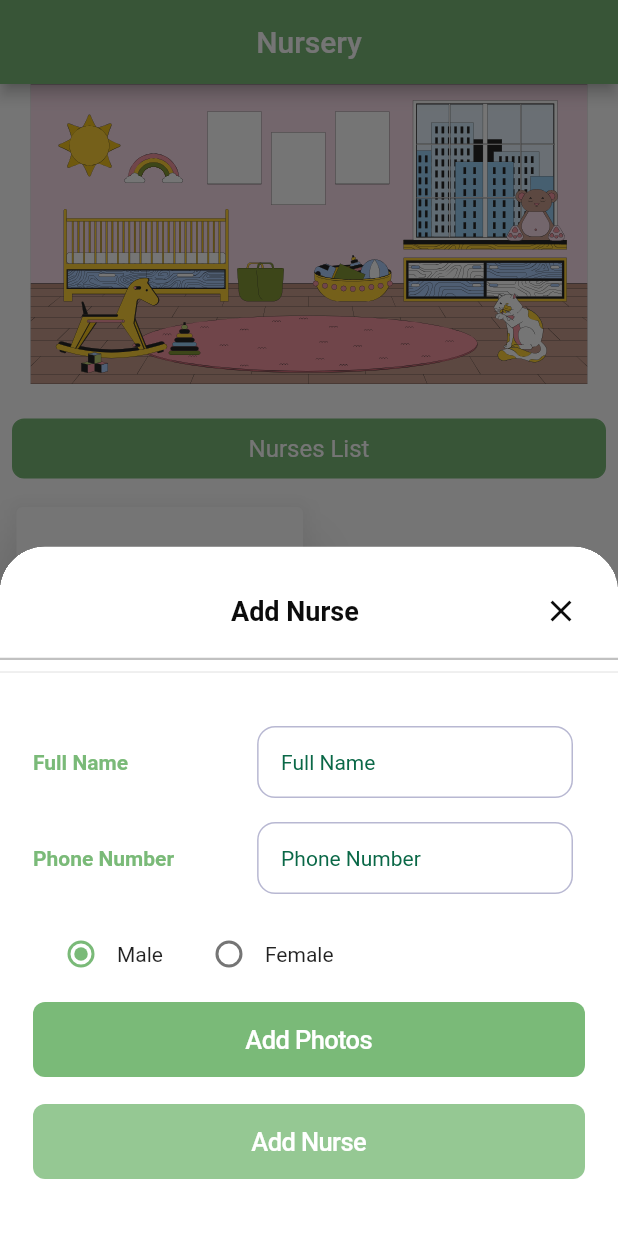
After one commit to rabukhader/nursery, a Flutter app: the HomePage screen opened directly, after a tap on the "add" icon, on a phone screen of 412 x 824 dp. The commit adds this screen. Run offline on Flutter 3.47's test engine with Material 3 defaults, Android fonts, the light colour scheme and no system bars; our stand-ins replace animate_do, another_flushbar, cloud_firestore, firebase_auth, firebase_core, firebase_storage and 9 more; accounts and stored records are empty; Roboto replaces fonts that are missing (Poppins).

Commit message:
add-fetch-nurses

```diff
--- a/lib/model/nurse.dart
+++ b/lib/model/nurse.dart
@@ -1,23 +1,20 @@
 class Nurse {
   Nurse({
     required this.id,
-    required this.email,
     required this.userNumber,
     required this.gender,
     required this.fullname,
-    required this.image,
+    this.image,
   });
 
   final String id;
-  String email;
-  String image;
+  String? image;
   int? userNumber;
   String? gender;
   String? fullname;
 
   factory Nurse.fromJson(Map<String, dynamic> json) => Nurse(
       id: json['id'],
-      email: json['email'],
       image: json['image'],
       userNumber: json['userNumber'],
       gender: json['gender'],
@@ -25,7 +22,6 @@ class Nurse {
 
   Map<String, dynamic> toJson() => {
         'id': id,
-        'email': email,
         'image': image,
         'userNumber': userNumber,
         'gender': gender,
--- a/lib/services/firebase_service.dart
+++ /dev/null
@@ -1,4 +0,0 @@
-class FirebaseService {
-  FirebaseService();
-
-}
--- /dev/null
+++ b/lib/services/firestore_service.dart
@@ -0,0 +1,40 @@
+import 'package:cloud_firestore/cloud_firestore.dart';
+import 'package:nursery/model/nurse.dart';
+import 'package:nursery/model/user.dart';
+
+class FirestoreService {
+  FirebaseFirestore firestore = FirebaseFirestore.instance;
+  FirestoreService();
+
+  Future<Map<String, dynamic>> getUserData({required String id}) async {
+    DocumentReference userDocRef = firestore.collection('user').doc(id);
+    DocumentSnapshot documentSnapshot = await userDocRef.get();
+    Map<String, dynamic> data = documentSnapshot.data() as Map<String, dynamic>;
+    return data;
+  }
+
+  Future addUser({required User user}) async {
+    CollectionReference userCollectionRef = firestore.collection('user');
+    await userCollectionRef.doc(user.id).set({
+      "userNumber": user.userNumber,
+      "gender": user.gender,
+      "fullname": user.fullname
+    });
+  }
+
+  Future<List<Nurse>> getNurses() async {
+    List<Nurse> nurseList = [];
+
+    QuerySnapshot querySnapshot = await firestore.collection('nurses').get();
+    querySnapshot.docs.forEach((document) {
+      Map<String, dynamic> data = document.data() as Map<String, dynamic>;
+      nurseList.add(Nurse.fromJson(data));
+    });
+
+    return nurseList;
+  }
+
+  Future addNurse(Nurse nurse) async {
+    await firestore.collection('nurses').add(nurse.toJson());
+  }
+}
--- /dev/null
+++ b/lib/ui/home/forms/add_nurse_form.dart
@@ -0,0 +1,344 @@
+import 'dart:io';
+
+import 'package:firebase_storage/firebase_storage.dart';
+import 'package:flutter/material.dart';
+import 'package:image_picker/image_picker.dart';
+import 'package:nursery/model/nurse.dart';
+import 'package:nursery/ui/login-sign-up/log_in_sign_up_page.dart';
+import 'package:nursery/utils/buttons.dart';
+import 'package:nursery/utils/colors.dart';
+import 'package:nursery/utils/validators.dart';
+import 'package:uuid/uuid.dart';
+
+class AddNewNurseForm extends StatefulWidget {
+  static Future<dynamic> show({required BuildContext context}) {
+    return showModalBottomSheet(
+      context: context,
+      isScrollControlled: true,
+      shape: const RoundedRectangleBorder(
+        borderRadius: BorderRadius.vertical(
+          top: Radius.circular(30),
+        ),
+      ),
+      clipBehavior: Clip.hardEdge,
+      builder: (context) => const AddNewNurseForm(),
+    );
+  }
+
+  const AddNewNurseForm({super.key});
+
+  @override
+  State<AddNewNurseForm> createState() => _AddNewNurseFormState();
+}
+
+class _AddNewNurseFormState extends State<AddNewNurseForm> {
+  final TextEditingController _fullName = TextEditingController();
+  final TextEditingController _phone = TextEditingController();
+  Gender _selectedGender = Gender.male;
+  final GlobalKey<FormState> _formState = GlobalKey<FormState>();
+  String? image;
+
+  @override
+  void dispose() {
+    _fullName.dispose();
+    _phone.dispose();
+    image = null;
+    super.dispose();
+  }
+
+  @override
+  Widget build(BuildContext context) {
+    return SingleChildScrollView(
+      padding: EdgeInsets.only(bottom: MediaQuery.of(context).viewInsets.bottom),
+      child: Container(
+        decoration: const BoxDecoration(color: Colors.white),
+        child: SafeArea(
+          child: Form(
+            key: _formState,
+            child: Column(
+              mainAxisSize: MainAxisSize.min,
+              crossAxisAlignment: CrossAxisAlignment.stretch,
+              children: [
+                const SizedBox(height: 12),
+                Container(
+                  padding:
+                      const EdgeInsets.only(top: 7, bottom: 7, right: 8, left: 8),
+                  decoration: const BoxDecoration(
+                      border: Border(
+                          bottom:
+                              BorderSide(color: Color(0xFFc1c1c1), width: 1.5))),
+                  child: const _Title(title: "Add Nurse"),
+                ),
+                const Divider(),
+                Padding(
+                  padding: const EdgeInsets.symmetric(horizontal: 22),
+                  child: Column(
+                    mainAxisAlignment: MainAxisAlignment.start,
+                    crossAxisAlignment: CrossAxisAlignment.start,
+                    mainAxisSize: MainAxisSize.min,
+                    children: [
+                      const SizedBox(height: 20),
+                      Row(
+                        mainAxisAlignment: MainAxisAlignment.spaceBetween,
+                        children: [
+                          const Text(
+                            "Full Name",
+                            textAlign: TextAlign.center,
+                            style: TextStyle(
+                              fontSize: 14,
+                              color: kPrimaryColor,
+                              fontWeight: FontWeight.w600,
+                            ),
+                          ),
+                          Container(
+                            width: MediaQuery.of(context).size.width * 0.55,
+                            padding: const EdgeInsets.all(8.0),
+                            child: TextFormField(
+                              onChanged: (value) {
+                                setState(() {
+                                  _formState.currentState!.validate();
+                                  _validateInput();
+                                });
+                              },
+                              validator: (value) {
+                                if (value == null || value.isEmpty) {
+                                  return null;
+                                }
+                                if (!Validator.isFullNameValid(value)) {
+                                   return "Please enter a valid Full Name";
+                                }
+                                return null;
+                              },
+                              controller: _fullName,
+                              decoration: const InputDecoration(
+                                  border: InputBorder.none,
+                                  hintText: "Full Name",
+                                  hintStyle: TextStyle(color: kPrimaryDarkerColor)),
+                            ),
+                          ),
+                        ],
+                      ),
+                      Row(
+                        mainAxisAlignment: MainAxisAlignment.spaceBetween,
+                        children: [
+                          const Text(
+                            "Phone Number",
+                            textAlign: TextAlign.center,
+                            style: TextStyle(
+                              fontSize: 14,
+                              color: kPrimaryColor,
+                              fontWeight: FontWeight.w600,
+                            ),
+                          ),
+                          Container(
+                            width: MediaQuery.of(context).size.width * 0.55,
+                            padding: const EdgeInsets.all(8.0),
+                            child: TextFormField(
+                              onChanged: (value) {
+                                setState(() {
+                                  _formState.currentState!.validate();
+                                  _validateInput();
+                                });
+                              },
+                              keyboardType: TextInputType.number,
+                              controller: _phone,
+                              validator: (value) {
+                                if (value == null || value.isEmpty) {
+                                  return null;
+                                }
+                                if (!Validator.phoneNumerValidation(value)) {
+                                  return "Please enter a valid Phone Number";
+                                }
+                                return null;
+                              },
+                              decoration: const InputDecoration(
+                                  border: InputBorder.none,
+                                  hintText: "Phone Number",
+                                  hintStyle: TextStyle(color: kPrimaryDarkerColor)),
+                            ),
+                          ),
+                        ],
+                      ),
+                      Container(
+                        padding: const EdgeInsets.all(8.0),
+                        child: Row(
+                          children: [
+                            Radio<Gender>(
+                              activeColor: kPrimaryColor,
+                              value: Gender.male,
+                              groupValue: _selectedGender,
+                              onChanged: (value) {
+                                setState(() {
+                                  _selectedGender = value ?? Gender.male;
+                                });
+                              },
+                            ),
+                            const Text("Male"),
+                            const SizedBox(width: 20),
+                            Radio<Gender>(
+                              activeColor: kPrimaryColor,
+                              value: Gender.female,
+                              groupValue: _selectedGender,
+                              onChanged: (value) {
+                                setState(() {
+                                  _selectedGender = value ?? Gender.male;
+                                });
+                              },
+                            ),
+                            const Text('Female'),
+                          ],
+                        ),
+                      ),
+                      Row(
+                        children: [
+                          Expanded(
+                            child: QPrimaryButton(
+                              label: "Add Photos",
+                              onPressed: () => showDialog(
+                                context: context,
+                                builder: (BuildContext context) {
+                                  return AlertDialog(
+                                    title: const Text("Choose an image source"),
+                                    actions: [
+                                      TextButton(
+                                        onPressed: () async {
+                                          Navigator.pop(context);
+                                          String link =
+                                              await pickImage(ImageSource.camera);
+                                          if (link != "false") {
+                                            image = link;
+                                          }
+                                          setState(() {});
+                                        },
+                                        child: const Text("Camera"),
+                                      ),
+                                      TextButton(
+                                        onPressed: () async {
+                                          Navigator.pop(context);
+                                          String link =
+                                              await pickImage(ImageSource.gallery);
+                                          if (link != "false") {
+                                            image = link;
+                                          }
+                                          setState(() {});
+                                        },
+                                        child: const Text("Gallery"),
+                                      ),
+                                    ],
+                                  );
+                                },
+                              ),
+                            ),
+                          ),
+                          if(image != null) Image.asset(image! , width: MediaQuery.of(context).size.width*0.3,)
+                        ],
+                      ),
+                      const SizedBox(
+                        height: 18,
+                      ),
+                      Row(
+                        children: [
+                          Expanded(
+                              child: QPrimaryButton(
+                                  label: "Add Nurse",
+                                  enabled: _validateInput(),
+                                  onPressed: () async {
+                                    Navigator.pop(
+                                        context,
+                                        Nurse(
+                                            id: const Uuid().v4(),
+                                            userNumber: int.parse(_phone.text),
+                                            fullname: _fullName.text,
+                                            gender: getGender(),
+                                            image: image));
+                                  })),
+                        ],
+                      ),
+                      const SizedBox(height: 22),
+                    ],
+                  ),
+                ),
+                const SizedBox(height: 16),
+              ],
+            ),
+          ),
+        ),
+      ),
+    );
+  }
+
+  _validateInput() {
+    return (_fullName.text.isNotEmpty && _phone.text.isNotEmpty);
+  }
+
+  Future<String> pickImage(ImageSource source) async {
+    final pickedFile = await ImagePicker().pickImage(source: source);
+    if (pickedFile != null) {
+      final projectLogo = File(pickedFile.path);
+      String url = await uploadImageToStorage(projectLogo);
+      return url;
+    } else {
+      print('not used correctly');
+      return "false";
+    }
+  }
+
+  Future<String> uploadImageToStorage(File imageFile) async {
+    final storageRef =
+        FirebaseStorage.instance.ref().child('cars/${DateTime.now()}.png');
+    UploadTask uploadTask = storageRef.putFile(imageFile);
+    await uploadTask.whenComplete(() {});
+    final imageUrl = await storageRef.getDownloadURL();
+    return imageUrl;
+  }
+
+  String getGender() {
+    switch (_selectedGender) {
+      case Gender.male:
+        return "male";
+      case Gender.female:
+        return "female";
+      default:
+        return "";
+    }
+  }
+}
+
+class _Title extends StatelessWidget {
+  final String title;
+
+  const _Title({required this.title});
+
+  @override
+  Widget build(BuildContext context) {
+    return Row(
+      mainAxisAlignment: MainAxisAlignment.spaceBetween,
+      children: [
+        Container(
+          width: MediaQuery.of(context).size.width * 0.1,
+        ),
+        Container(
+          alignment: Alignment.center,
+          child: Text(title,
+              style: const TextStyle(
+                  fontSize: 18,
+                  fontWeight: FontWeight.w600,
+                  color: kBlackedColor)),
+        ),
+        Container(
+          width: 60,
+          alignment: Alignment.center,
+          child: IconButton(
+            onPressed: () {
+              Navigator.pop(context);
+            },
+            icon: const Icon(
+              Icons.close,
+              color: kBlackedColor,
+            ),
+          ),
+        ),
+      ],
+    );
+  }
+}
--- a/lib/ui/home/nursery_dashboard/nursery_dashboard.dart
+++ b/lib/ui/home/nursery_dashboard/nursery_dashboard.dart
@@ -1,11 +1,15 @@
 import 'package:flutter/material.dart';
+import 'package:flutter/widgets.dart';
 import 'package:flutter_svg/svg.dart';
 import 'package:get_it/get_it.dart';
-import 'package:nursery/services/firebase_service.dart';
+import 'package:nursery/model/nurse.dart';
+import 'package:nursery/services/firestore_service.dart';
+import 'package:nursery/ui/home/forms/add_nurse_form.dart';
 import 'package:nursery/ui/home/nursery_dashboard/nursery_dashboard_provider.dart';
 import 'package:nursery/ui/home/widgets/list_header.dart';
 import 'package:nursery/ui/home/widgets/empty_alternate.dart';
 import 'package:nursery/utils/buttons.dart';
+import 'package:nursery/utils/colors.dart';
 import 'package:nursery/utils/icons.dart';
 import 'package:nursery/ui/home/widgets/loader.dart';
 import 'package:nursery/ui/home/widgets/nurse_card.dart';
@@ -18,7 +22,7 @@ class NurseryDashboard extends StatelessWidget {
   Widget build(BuildContext context) {
     return ChangeNotifierProvider(
         create: (_) =>
-            NurseryDashboardProvider(firebase: GetIt.I<FirebaseService>()),
+            NurseryDashboardProvider(firestore: GetIt.I<FirestoreService>()),
         builder: (context, snapshot) {
           NurseryDashboardProvider provider = context.watch();
           return Column(
@@ -45,7 +49,7 @@ class NurseryDashboard extends StatelessWidget {
                           : (provider.nurses != null &&
                                   provider.nurses!.isNotEmpty)
                               ? GridView.builder(
-                                  itemCount: 5,
+                                  itemCount: provider.nurses!.length,
                                   shrinkWrap: true,
                                   primary: false,
                                   padding: const EdgeInsets.all(7),
@@ -54,10 +58,23 @@ class NurseryDashboard extends StatelessWidget {
                                           crossAxisCount: 2,
                                           childAspectRatio: 1),
                                   itemBuilder: (context, index) {
-                                    return NurseCard(
-                                      onPressed: () {},
-                                      nurse: provider.nurses![index],
-                                    );
+                                    if (index == 0) {
+                                      return AddNewNurseCard(
+                                        onAddNew: () async {
+                                          Nurse? nurse =
+                                              await AddNewNurseForm.show(
+                                                  context: context);
+                                          if (nurse != null) {
+                                            await provider.addNurse(nurse);
+                                          }
+                                        },
+                                      );
+                                    } else {
+                                      return NurseCard(
+                                        onPressed: () {},
+                                        nurse: provider.nurses![index],
+                                      );
+                                    }
                                   },
                                 )
                               : EmptyAlternate(
@@ -68,7 +85,13 @@ class NurseryDashboard extends StatelessWidget {
                                   ),
                                   forRefill: QPrimaryButton(
                                     label: "Add New Nurse",
-                                    onPressed: () {},
+                                    onPressed: () async {
+                                      Nurse? nurse = await AddNewNurseForm.show(
+                                          context: context);
+                                          if(nurse != null) {
+                                            await provider.addNurse(nurse);
+                                          }
+                                    },
                                   ),
                                 )
                     ],
@@ -80,3 +103,40 @@ class NurseryDashboard extends StatelessWidget {
         });
   }
 }
+
+class AddNewNurseCard extends StatelessWidget {
+  final VoidCallback onAddNew;
+  const AddNewNurseCard({super.key, required this.onAddNew});
+
+  @override
+  Widget build(BuildContext context) {
+    return Card(
+      elevation: 16,
+      child: Padding(
+        padding: const EdgeInsets.all(8.0),
+        child: Column(
+          mainAxisAlignment: MainAxisAlignment.center,
+          children: [
+            GestureDetector(
+              onTap: () {
+                onAddNew();
+              },
+              child: ClipOval(
+                child: Container(
+                    padding: const EdgeInsets.all(4.0),
+                    decoration: BoxDecoration(
+                        borderRadius: BorderRadius.circular(15),
+                        border: Border.all(color: kPrimaryColor, width: 2.0)),
+                    child: const Icon(Icons.add)),
+              ),
+            ),
+            const SizedBox(
+              height: 20,
+            ),
+            const Text("Add New Nurse")
+          ],
+        ),
+      ),
+    );
+  }
+}
--- a/lib/ui/home/nursery_dashboard/nursery_dashboard_provider.dart
+++ b/lib/ui/home/nursery_dashboard/nursery_dashboard_provider.dart
@@ -1,9 +1,9 @@
 import 'package:flutter/material.dart';
 import 'package:nursery/model/nurse.dart';
-import 'package:nursery/services/firebase_service.dart';
+import 'package:nursery/services/firestore_service.dart';
 
 class NurseryDashboardProvider extends ChangeNotifier {
-  FirebaseService firebase;
+  FirestoreService firestore;
 
   List<Nurse>? nurses;
 
@@ -11,9 +11,40 @@ class NurseryDashboardProvider extends ChangeNotifier {
 
   bool get isLoading => _isLoading;
 
-  NurseryDashboardProvider({required this.firebase}) {
+  NurseryDashboardProvider({required this.firestore}) {
     init();
   }
 
-  void init() {}
+  void init() async {
+    await getNurses();
+  }
+
+  Future getNurses() async {
+    try {
+      _isLoading = true;
+      notifyListeners();
+      nurses = [
+        Nurse(fullname: "", id: "", gender: "", userNumber: 0),
+        ...await firestore.getNurses()
+      ];
+    } catch (e) {
+      print(e);
+    } finally {
+      _isLoading = false;
+      notifyListeners();
+    }
+  }
+
+  Future addNurse(Nurse nurse) async {
+    try {
+      _isLoading = true;
+      notifyListeners();
+      firestore.addNurse(nurse);
+    } catch (e) {
+      print(e);
+    } finally {
+      _isLoading = false;
+      notifyListeners();
+    }
+  }
 }
--- a/lib/ui/home/profile/profile_page.dart
+++ b/lib/ui/home/profile/profile_page.dart
@@ -3,7 +3,7 @@ import 'package:flutter_svg/svg.dart';
 import 'package:get_it/get_it.dart';
 import 'package:line_awesome_flutter/line_awesome_flutter.dart';
 import 'package:nursery/services/auth_store.dart';
-import 'package:nursery/services/firebase_service.dart';
+import 'package:nursery/services/firebase_auth_service.dart';
 import 'package:nursery/ui/home/profile/profile_page_provider.dart';
 import 'package:nursery/ui/login-sign-up/log_in_sign_up_page.dart';
 import 'package:nursery/utils/colors.dart';
@@ -19,7 +19,7 @@ class ProfilePage extends StatelessWidget {
     return ChangeNotifierProvider(
         create: (_) => ProfilePageProvider(
             authStore: GetIt.I<AuthStore>(),
-            firebase: GetIt.I<FirebaseService>()),
+            authService: GetIt.I<FirebaseAuthService>()),
         builder: (context, snapshot) {
           ProfilePageProvider provider = context.watch();
           return provider.isLoading
--- a/lib/ui/home/profile/profile_page_provider.dart
+++ b/lib/ui/home/profile/profile_page_provider.dart
@@ -1,11 +1,11 @@
 import 'package:flutter/material.dart';
 import 'package:nursery/model/user.dart';
 import 'package:nursery/services/auth_store.dart';
-import 'package:nursery/services/firebase_service.dart';
+import 'package:nursery/services/firebase_auth_service.dart';
 
 class ProfilePageProvider extends ChangeNotifier {
   final AuthStore authStore;
-  final FirebaseService firebase;
+  final FirebaseAuthService authService;
 
   User? userData;
 
@@ -13,7 +13,7 @@ class ProfilePageProvider extends ChangeNotifier {
 
   bool get isLoading => _isLoading;
 
-  ProfilePageProvider({required this.authStore, required this.firebase}) {
+  ProfilePageProvider({required this.authStore, required this.authService}) {
     init();
   }
 
--- a/lib/utils/icons.dart
+++ b/lib/utils/icons.dart
@@ -5,6 +5,7 @@ const kProfileMale = "assets/icons/profileMale.svg";
 const kProfileFemale = "assets/icons/profileFemale.svg";
 const kNurseryDashboard = 'assets/icons/nursery-dashboard.svg';
 const kNoNurses = 'assets/icons/no-nurses.svg';
+const kAlternateNurse = 'assets/icons/alternate_nurse.svg';
 
 
 /*---------------------------------- Pngs -------------------------*/
--- a/pubspec.yaml
+++ b/pubspec.yaml
@@ -27,6 +27,10 @@ dependencies:
   loading_animation_widget: ^1.2.1
   firebase_core: ^2.30.1
   firebase_auth: ^4.19.4
+  uuid: ^4.4.0
+  multi_image_picker_plus: ^0.0.4
+  image_picker: ^1.1.1
+  firebase_storage: ^11.7.5
 
 dev_dependencies:
   flutter_test:
```
Also changed, not shown: lib/main.dart (+9 -5 lines), lib/services/firebase_auth_service.dart (added, +24 -0 lines), lib/ui/home/widgets/nurse_card.dart (+32 -1 lines), lib/ui/login-sign-up/log_in_sign_up_page.dart (+6 -2 lines), lib/ui/login-sign-up/log_in_sign_up_provider.dart (+24 -21 lines), assets/icons/alternate_nurse.svg (added), lib/services/storage_service.dart (added), lib/ui/parent_dashboard/parent_dashboard.dart (added), lib/ui/parent_dashboard/parent_dashboard_provider.dart (added), pubspec.lock, 6 other files.
